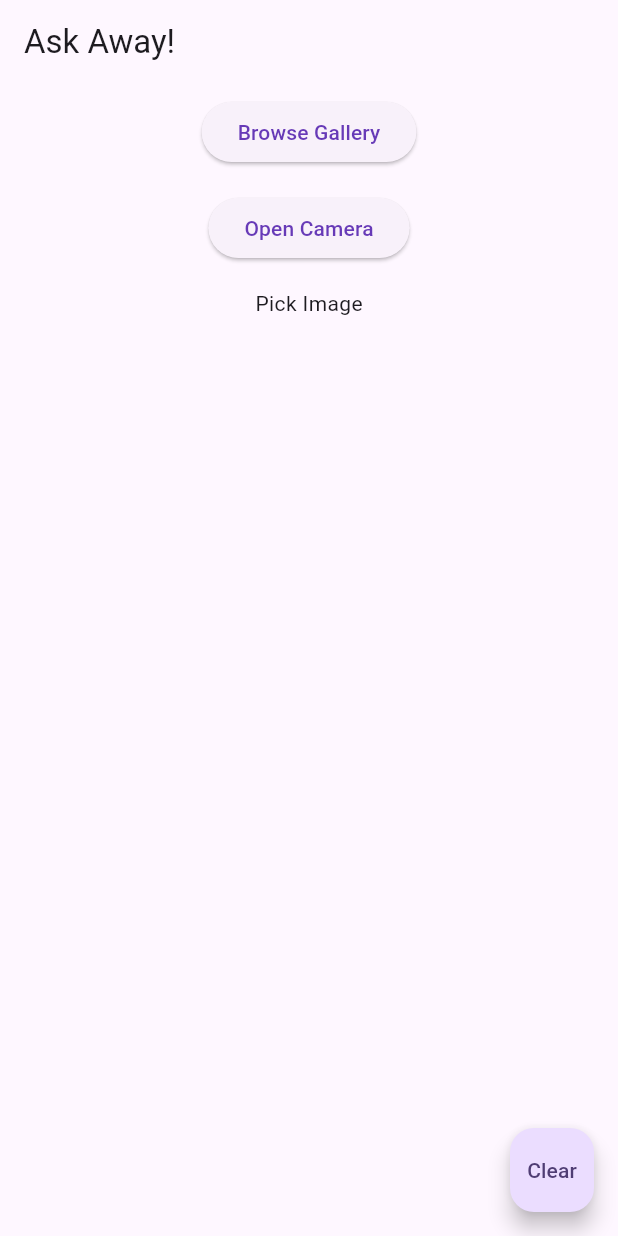
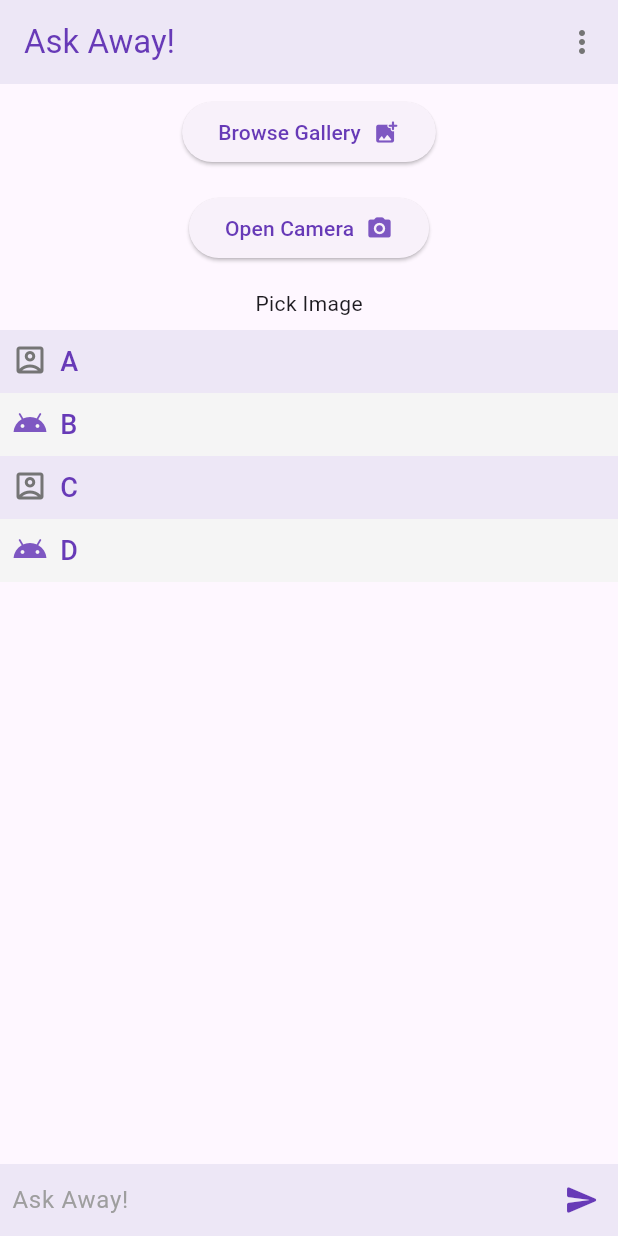
Before and after one commit to SamragneeBose/conversation-agent-app, a Flutter app: the screen it shows after launch, on a phone screen of 412 x 824 dp. Run offline on Flutter 3.47's test engine with Material 3 defaults, Android fonts, the phone set to English and light mode, and no system bars; our stand-ins replace image_cropper, image_picker.

Commit message:
Added Dropdown Menu, Sample Chat Log and Textfield for user input

```diff
--- /dev/null
+++ b/devtools_options.yaml
@@ -0,0 +1 @@
+extensions:
--- /dev/null
+++ b/lib/constants/constants.dart
@@ -0,0 +1,59 @@
+import 'package:conversation_agent_app/widgets/text_widget.dart';
+import 'package:flutter/material.dart';
+import 'package:http/http.dart';
+
+String generatedText='''
+Lorem ipsum dolor sit amet, consectetur adipiscing elit, sed do eiusmod tempor incididunt ut labore et dolore magna aliqua. Ut faucibus pulvinar elementum integer enim neque volutpat ac. Maecenas ultricies mi eget mauris pharetra et ultrices. Faucibus in ornare quam viverra orci sagittis eu volutpat. Purus sit amet luctus venenatis. Placerat in egestas erat imperdiet. Adipiscing enim eu turpis egestas pretium aenean pharetra. Risus ultricies tristique nulla aliquet. Dignissim convallis aenean et tortor at risus viverra adipiscing. Odio ut enim blandit volutpat maecenas volutpat blandit aliquam. At lectus urna duis convallis. Lacus vel facilisis volutpat est velit egestas dui id ornare. Non quam lacus suspendisse faucibus interdum posuere lorem ipsum dolor. Pellentesque massa placerat duis ultricies lacus sed.
+
+Nunc sed id semper risus. Scelerisque in dictum non consectetur a erat nam. Dictum at tempor commodo ullamcorper a lacus vestibulum sed. Est velit egestas dui id. Pellentesque eu tincidunt tortor aliquam nulla facilisi cras. Habitant morbi tristique senectus et netus. Scelerisque fermentum dui faucibus in ornare quam viverra. Fames ac turpis egestas maecenas pharetra convallis posuere morbi leo. Gravida quis blandit turpis cursus. Et ultrices neque ornare aenean euismod elementum. Leo vel orci porta non pulvinar neque laoreet. Egestas maecenas pharetra convallis posuere morbi leo. Dolor sit amet consectetur adipiscing elit ut aliquam purus sit. Imperdiet proin fermentum leo vel orci porta non. Ac tincidunt vitae semper quis lectus. Posuere urna nec tincidunt praesent semper feugiat nibh.
+
+Dui sapien eget mi proin. At in tellus integer feugiat scelerisque. Faucibus vitae aliquet nec ullamcorper sit amet risus nullam eget. Et leo duis ut diam quam nulla porttitor massa. Convallis aenean et tortor at risus. Amet nulla facilisi morbi tempus iaculis urna id volutpat lacus. Diam ut venenatis tellus in metus. Iaculis eu non diam phasellus vestibulum lorem sed risus ultricies. Diam maecenas sed enim ut sem viverra aliquet. Commodo viverra maecenas accumsan lacus vel facilisis volutpat. Sed blandit libero volutpat sed. Quis imperdiet massa tincidunt nunc. Bibendum at varius vel pharetra vel. Cursus euismod quis viverra nibh cras. Sollicitudin tempor id eu nisl nunc mi ipsum faucibus. Tellus mauris a diam maecenas sed. Volutpat maecenas volutpat blandit aliquam etiam erat. Nec tincidunt praesent semper feugiat.
+
+Arcu dictum varius duis at consectetur. Ac tortor vitae purus faucibus ornare suspendisse. Convallis posuere morbi leo urna molestie at elementum eu. Ac turpis egestas integer eget aliquet nibh. Diam quam nulla porttitor massa. Venenatis tellus in metus vulputate eu scelerisque felis imperdiet proin. Mauris cursus mattis molestie a iaculis at erat pellentesque. Felis imperdiet proin fermentum leo vel orci porta. Nunc faucibus a pellentesque sit amet porttitor eget dolor morbi. Magna ac placerat vestibulum lectus mauris ultrices eros in cursus. Pellentesque diam volutpat commodo sed egestas egestas fringilla phasellus faucibus. Purus gravida quis blandit turpis cursus. Id faucibus nisl tincidunt eget nullam non nisi est sit. At urna condimentum mattis pellentesque id. Facilisis gravida neque convallis a. Scelerisque in dictum non consectetur a erat nam. Dui id ornare arcu odio ut sem nulla pharetra diam. Facilisi morbi tempus iaculis urna. Et malesuada fames ac turpis egestas sed tempus urna et. Morbi tristique senectus et netus et malesuada fames.
+
+In eu mi bibendum neque egestas congue quisque egestas. Quis commodo odio aenean sed adipiscing. Vehicula ipsum a arcu cursus vitae congue mauris rhoncus. Dolor sit amet consectetur adipiscing elit ut aliquam purus sit. Amet mauris commodo quis imperdiet massa tincidunt. Dictumst quisque sagittis purus sit amet. Sed odio morbi quis commodo odio aenean sed. Sit amet nisl purus in mollis. Eu scelerisque felis imperdiet proin fermentum leo vel orci porta. Fusce id velit ut tortor. Pretium quam vulputate dignissim suspendisse. Id venenatis a condimentum vitae sapien pellentesque habitant. Sit amet nisl suscipit adipiscing bibendum est ultricies integer quis. Tristique senectus et netus et malesuada fames. Adipiscing commodo elit at imperdiet. Quam viverra orci sagittis eu volutpat odio. Eleifend mi in nulla posuere sollicitudin aliquam. Volutpat sed cras ornare arcu dui vivamus arcu. Faucibus scelerisque eleifend donec pretium vulputate sapien nec sagittis aliquam.
+''';
+
+final convMsg=[
+  {
+    "msg": "A",
+    "index": 0,
+  },
+  {
+    "msg": "B",
+    "index": 1,
+  },
+  {
+    "msg": "C",
+    "index": 0,
+  },
+  {
+    "msg": "D",
+    "index": 1,
+  },
+];
+
+List<String> responses=[
+  "Multiple Choice Questions",
+  "Graduation or Higher",
+  "ISC",
+  "CBSE 12"
+  "ICSE",
+  "CBSE 10",
+];
+
+List<DropdownMenuItem<String>>? get getResponseType{
+  List<DropdownMenuItem<String>>? responseTypes =
+  List<DropdownMenuItem<String>>.generate(
+      responses.length,
+          (index) => DropdownMenuItem(
+            value: responses[index],
+              child: TextWidget(
+                label: responses[index],
+                fontSize: 15,
+                color: Colors.grey[100],
+              ),
+          ),
+  );
+  return responseTypes;
+}
--- a/lib/homescreen.dart
+++ b/lib/homescreen.dart
@@ -1,6 +1,12 @@
+import 'package:conversation_agent_app/constants/constants.dart';
 import 'package:conversation_agent_app/image_select.dart';
+import 'package:conversation_agent_app/services/services.dart';
 import 'package:conversation_agent_app/text_generate.dart';
+import 'package:conversation_agent_app/widgets/conversation_widget.dart';
+import 'package:conversation_agent_app/widgets/text_widget.dart';
+import 'package:flutter/cupertino.dart';
 import 'package:flutter/material.dart';
+import 'package:flutter/widgets.dart';
 
 class HomeScreen extends StatelessWidget {
   const HomeScreen({super.key});
@@ -12,21 +18,41 @@ class HomeScreen extends StatelessWidget {
     return Scaffold(
       appBar: AppBar(
         title: Text("Ask Away!"),
+        backgroundColor: Colors.deepPurple[50],
+        foregroundColor: Colors.deepPurple,
+        actions: [
+          IconButton(
+              onPressed: () async{
+                await Services.showModalSheet(context: context);
+              },
+              icon: Icon(
+            Icons.more_vert_rounded,
+                color: Colors.grey[600],
+          )
+          )
+        ],
       ),
-      floatingActionButton: FloatingActionButton(
-        onPressed: () {},
-        child: Text("Clear"),
-      ),
-      body: SingleChildScrollView(
-        child: SizedBox(
-          width: screenSize.width,
-          child: Column(
-            mainAxisAlignment: MainAxisAlignment.center,
-            children: [
-              ImageSelect(),
-              TextGenerate(),
-            ],
-          ),
+      // floatingActionButton: FloatingActionButton(
+      //   onPressed: () {},
+      //   child: Text("Clear"),
+      // ),
+      body: SafeArea(
+        child: Column(
+          // mainAxisAlignment: MainAxisAlignment.center,
+          children: [
+            ImageSelect(),
+            Flexible(
+              child: ListView.builder(
+                itemCount: convMsg.length,
+                itemBuilder: (context, index) {
+                  return ConversationWidget(
+                    msg: convMsg[index]["msg"].toString(),
+                    index: int.parse(convMsg[index]["index"].toString()),
+                  );
+              }),
+            ),
+            TextGenerate(),
+          ],
         ),
       ),
     );
--- a/lib/image_select.dart
+++ b/lib/image_select.dart
@@ -70,7 +70,19 @@ class _ImageSelectState extends State<ImageSelect> {
                     borderRadius: BorderRadius.all(Radius.circular(50)),
                   )
               ),
-              child: Text("Browse Gallery"),
+              child: Row(
+                mainAxisSize: MainAxisSize.min,
+                children: [
+                  Text("Browse Gallery"),
+                  SizedBox(
+                    width: 8,
+                  ),
+                  Icon(
+                    Icons.add_photo_alternate_rounded,
+                    color: Colors.deepPurple[400],
+                  ),
+                ],
+              ),
             ),
           ),
           Padding(
@@ -86,7 +98,19 @@ class _ImageSelectState extends State<ImageSelect> {
                     borderRadius: BorderRadius.all(Radius.circular(50)),
                   )
               ),
-              child: Text("Open Camera"),
+              child: Row(
+                mainAxisSize: MainAxisSize.min,
+                children: [
+                  Text("Open Camera"),
+                  SizedBox(
+                    width: 8,
+                  ),
+                  Icon(
+                    Icons.camera_alt_rounded,
+                    color: Colors.deepPurple[400],
+                  ),
+                ],
+              ),
             ),
           ),
           Padding(
--- a/lib/text_generate.dart
+++ b/lib/text_generate.dart
@@ -1,3 +1,4 @@
+import 'package:conversation_agent_app/Constants/constants.dart';
 import 'package:flutter/material.dart';
 
 class TextGenerate extends StatefulWidget {
@@ -8,14 +9,61 @@ class TextGenerate extends StatefulWidget {
 }
 
 class _TextGenerateState extends State<TextGenerate> {
+
+  late TextEditingController textEditingController;
+
+  @override
+  void initState() {
+    // TODO: implement initState
+    textEditingController=TextEditingController();
+
+    super.initState();
+  }
+
+  @override
+  void dispose() {
+    // TODO: implement dispose
+    textEditingController.dispose();
+
+    super.dispose();
+  }
+
   @override
   Widget build(BuildContext context) {
-    return Row(
-      children: [
-        Expanded(
-          child: Text(' '),
-    ),
-      ],
+    return Material(
+      color: Colors.deepPurple[50],
+      child: Row(
+        children: [
+          Expanded(
+            // child: Text(generatedText),
+            child: Padding(
+              padding: const EdgeInsets.all(8.0),
+              child: TextField(
+                style: TextStyle(
+                  color: Colors.deepPurple,
+                ),
+                controller: textEditingController,
+                onSubmitted: (value){
+                  //TODO send message
+                },
+                decoration: InputDecoration.collapsed(
+                    hintText: "Ask Away!",
+                  hintStyle: TextStyle(
+                    color: Colors.grey,
+                  )
+                ),
+              ),
+            ),
+      ),
+          IconButton(
+              onPressed: (){},
+              icon: Icon(
+                Icons.send_rounded,
+                color: Colors.deepPurple,
+              )
+          )
+        ],
+      ),
     );
   }
 }
--- /dev/null
+++ b/lib/widgets/conversation_widget.dart
@@ -0,0 +1,50 @@
+import 'package:conversation_agent_app/widgets/text_widget.dart';
+import 'package:flutter/cupertino.dart';
+import 'package:flutter/material.dart';
+
+class ConversationWidget extends StatelessWidget {
+  const ConversationWidget({
+    super.key,
+    required this.msg,
+    required this.index
+  });
+
+  final String msg;
+  final int index;
+
+  @override
+  Widget build(BuildContext context) {
+    return Column(
+      children: [
+        Material(
+          color: index==0? Colors.deepPurple[50] : Colors.grey[100],
+          child: Padding(
+            padding: EdgeInsets.all(8.0),
+            child: Row(
+              crossAxisAlignment: CrossAxisAlignment.start,
+              children: [
+                index==0?
+                  Icon(
+                    Icons.account_box_outlined,
+                    color: Colors.grey[600],
+                  )
+                : Icon(
+                  Icons.android_rounded,
+                  color: Colors.deepPurple[400],
+                ),
+                SizedBox(
+                  width: 8,
+                ),
+                Expanded(
+                    child: TextWidget(
+                        label: msg
+                    ),
+                ),
+              ],
+            ),
+          ),
+        )
+      ],
+    );
+  }
+}
--- /dev/null
+++ b/lib/widgets/text_widget.dart
@@ -0,0 +1,29 @@
+import 'package:flutter/material.dart';
+
+class TextWidget extends StatelessWidget {
+
+  const TextWidget({
+    super.key,
+    required this.label,
+    this.fontSize=18,
+    this.color,
+    this.fontWeight,
+  });
+
+  final String label;
+  final double fontSize;
+  final Color? color;
+  final FontWeight? fontWeight;
+
+  @override
+  Widget build(BuildContext context) {
+    return Text(
+      label,
+      style: TextStyle(
+        color: color?? Colors.deepPurple,
+        fontSize: fontSize,
+        fontWeight: fontWeight?? FontWeight.w500,
+      ),
+    );
+  }
+}
--- a/pubspec.yaml
+++ b/pubspec.yaml
@@ -35,8 +35,12 @@ dependencies:
   # The following adds the Cupertino Icons font to your application.
   # Use with the CupertinoIcons class for iOS style icons.
   cupertino_icons: ^1.0.2
-  image_picker: ^1.0.5
+  image_picker: ^1.0.8
   image_cropper: ^5.0.1
+  http: ^1.2.1
+  provider: ^6.1.2
+  flutter_spinkit: ^5.2.1
+  animated_text_kit: ^4.2.2
 
 dev_dependencies:
   flutter_test:
```
Also changed, not shown: lib/services/services.dart (added, +34 -0 lines), lib/widgets/dropdown_widget.dart (added, +29 -0 lines), lib/Constants/constants.dart (deleted), pubspec.lock.
